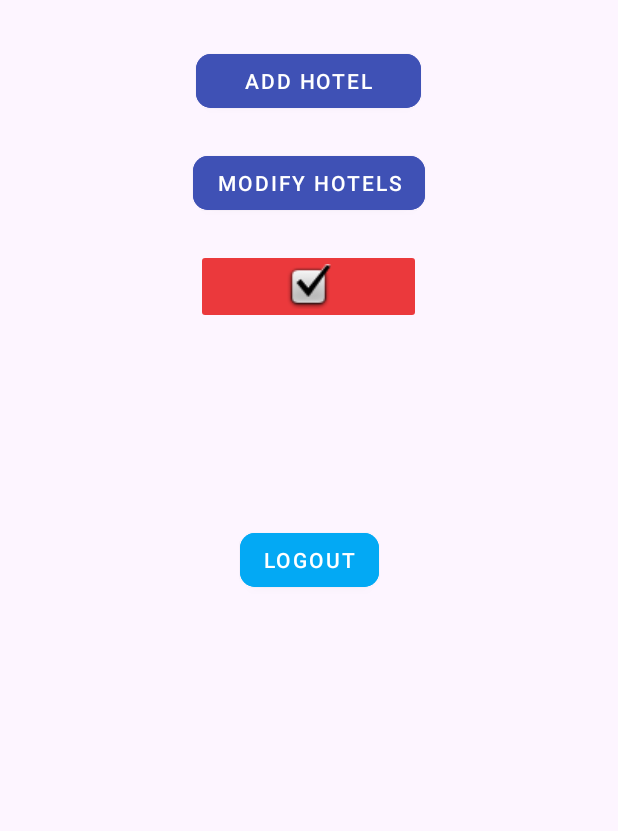
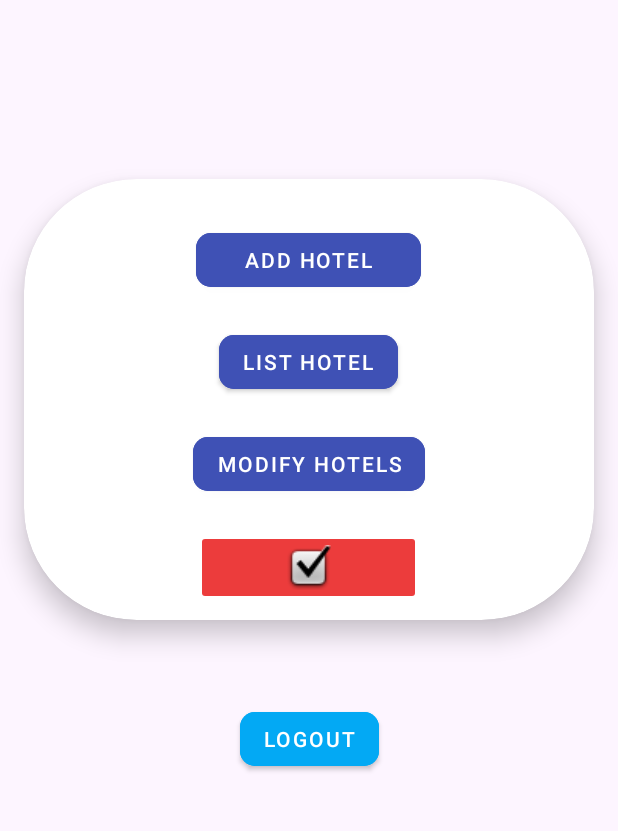
Before and after one commit to DarkseidAM/CheapStays, an Android app: the AdminStartUpFragment screen opened directly, with no data from a screen before it, on a phone screen of 412 x 824 dp, the part 378-1209 px from its top. Run offline under Robolectric (Android 15) with nearby library versions, the phone set to English and light mode, and no system bars; our stand-ins replace Firebase (no records; nobody signed in at launch, a user with empty details on screens opened directly); Roboto replaces fonts that are not available here; 1 statement that could not run was skipped.

```diff
--- a/app/src/main/java/com/cg/cheapstays/view/admin/AdminStartUpFragment.kt
+++ b/app/src/main/java/com/cg/cheapstays/view/admin/AdminStartUpFragment.kt
@@ -9,7 +9,13 @@ import android.view.ViewGroup
 import androidx.appcompat.app.AppCompatActivity
 import com.cg.cheapstays.R
 import com.cg.cheapstays.view.StartUpActivity
+import com.cg.cheapstays.view.USER_TYPE
+import com.cg.cheapstays.view.ui.home.HotelsFragment
 import com.google.firebase.auth.FirebaseAuth
+import com.google.firebase.database.DataSnapshot
+import com.google.firebase.database.DatabaseError
+import com.google.firebase.database.FirebaseDatabase
+import com.google.firebase.database.ValueEventListener
 import kotlinx.android.synthetic.main.fragment_admin_start_up.*
 
 // TODO: Rename parameter arguments, choose names that match
@@ -27,6 +33,7 @@ class AdminStartUpFragment : Fragment() {
     private var param1: String? = null
     private var param2: String? = null
     lateinit var fAuth : FirebaseAuth
+    lateinit var fDatabase : FirebaseDatabase
 
     override fun onCreate(savedInstanceState: Bundle?) {
         super.onCreate(savedInstanceState)
@@ -35,12 +42,22 @@ class AdminStartUpFragment : Fragment() {
             param2 = it.getString(ARG_PARAM2)
         }
         fAuth = FirebaseAuth.getInstance()
+        fDatabase = FirebaseDatabase.getInstance()
     }
 
     override fun onCreateView(
         inflater: LayoutInflater, container: ViewGroup?,
         savedInstanceState: Bundle?
     ): View? {
+        fDatabase.reference.child("users").child(fAuth.currentUser?.uid.toString()).addListenerForSingleValueEvent(object:
+            ValueEventListener {
+            override fun onDataChange(snapshot: DataSnapshot) {
+                USER_TYPE = snapshot.child("userType").value.toString()
+            }
+            override fun onCancelled(error: DatabaseError) {
+                //
+            }
+        })
         // Inflate the layout for this fragment
         return inflater.inflate(R.layout.fragment_admin_start_up, container, false)
     }
@@ -54,7 +71,7 @@ class AdminStartUpFragment : Fragment() {
             //adminCardView.visibility = View.GONE
 
             activity.supportFragmentManager.beginTransaction()
-                .add(R.id.parentAdmin, frag)
+                .replace(R.id.parentAdmin, frag)
                 .addToBackStack(null)
                 .commit()
         }
@@ -62,9 +79,17 @@ class AdminStartUpFragment : Fragment() {
             val frag = ModifyHotelFragment()
 
             activity.supportFragmentManager.beginTransaction()
-                    .add(R.id.parentAdmin, frag)
+                    .replace(R.id.parentAdmin, frag)
                     .addToBackStack(null)
                     .commit()
+        }
+        adminListHotelB.setOnClickListener {
+            val frag = HotelsFragment()
+
+            activity.supportFragmentManager.beginTransaction()
+                .replace(R.id.parentAdmin, frag)
+                .addToBackStack(null)
+                .commit()
         }
         logoutB.setOnClickListener {
             fAuth.signOut()
--- a/app/src/main/java/com/cg/cheapstays/view/ui/home/HomeFragment.kt
+++ b/app/src/main/java/com/cg/cheapstays/view/ui/home/HomeFragment.kt
@@ -6,6 +6,7 @@ import android.util.Log
 import android.view.LayoutInflater
 import android.view.View
 import android.view.ViewGroup
+import android.widget.SearchView
 import android.widget.TextView
 import androidx.fragment.app.Fragment
 import androidx.lifecycle.Observer
@@ -45,5 +46,6 @@ class HomeFragment : Fragment() {
 
 
 
+
     }
 }
--- a/app/src/main/res/layout/fragment_admin_start_up.xml
+++ b/app/src/main/res/layout/fragment_admin_start_up.xml
@@ -39,40 +39,23 @@
         android:layout_width="match_parent"
         android:layout_height="wrap_content"
         android:layout_marginStart="16dp"
+        android:layout_marginTop="64dp"
         android:layout_marginEnd="16dp"
-        android:layout_marginBottom="16dp"
         app:cardBackgroundColor="@color/white"
         app:cardCornerRadius="75dp"
         app:cardElevation="10dp"
-        app:layout_constraintBottom_toBottomOf="parent"
+        app:layout_constraintBottom_toTopOf="@+id/logoutB"
         app:layout_constraintEnd_toEndOf="parent"
+        app:layout_constraintHorizontal_bias="0.5"
         app:layout_constraintStart_toStartOf="parent"
         app:layout_constraintTop_toBottomOf="@+id/textView">
-
-    </androidx.cardview.widget.CardView>
-
-    <Button
-        android:id="@+id/logoutB"
-        android:layout_width="wrap_content"
-        android:layout_height="wrap_content"
-        android:layout_marginBottom="104dp"
-        android:backgroundTint="@color/signBtnBG"
-        android:text="Logout"
-        android:textColor="@color/white"
-        app:cornerRadius="10dp"
-        app:layout_constraintBottom_toBottomOf="parent"
-        app:layout_constraintEnd_toEndOf="parent"
-        app:layout_constraintStart_toStartOf="parent"
-        app:layout_constraintTop_toBottomOf="@+id/adminCardView" />
 
         <LinearLayout
             android:layout_width="match_parent"
             android:layout_height="wrap_content"
             android:layout_margin="10dp"
             android:layout_marginTop="56dp"
-        android:orientation="vertical"
-        app:layout_constraintTop_toBottomOf="@+id/textView"
-        tools:layout_editor_absoluteX="9dp">
+            android:orientation="vertical">
 
             <Button
                 android:id="@+id/adminAddHotelB"
@@ -82,6 +65,17 @@
                 android:layout_marginTop="20dp"
                 android:backgroundTint="@color/fbBG"
                 android:text="Add Hotel"
+                android:textColor="@color/white"
+                app:cornerRadius="10dp" />
+
+            <Button
+                android:id="@+id/adminListHotelB"
+                android:layout_width="wrap_content"
+                android:layout_height="wrap_content"
+                android:layout_gravity="center"
+                android:layout_marginTop="20dp"
+                android:backgroundTint="@color/fbBG"
+                android:text="List Hotel"
                 android:textColor="@color/white"
                 app:cornerRadius="10dp" />
 
@@ -105,4 +99,21 @@
                 android:scaleType="fitCenter"
                 app:srcCompat="@android:drawable/checkbox_on_background" />
         </LinearLayout>
+
+    </androidx.cardview.widget.CardView>
+
+    <Button
+        android:id="@+id/logoutB"
+        android:layout_width="wrap_content"
+        android:layout_height="wrap_content"
+        android:backgroundTint="@color/signBtnBG"
+        android:text="Logout"
+        android:textColor="@color/white"
+        app:cornerRadius="10dp"
+        app:layout_constraintBottom_toBottomOf="parent"
+        app:layout_constraintEnd_toEndOf="parent"
+        app:layout_constraintHorizontal_bias="0.5"
+        app:layout_constraintStart_toStartOf="parent"
+        app:layout_constraintTop_toBottomOf="@+id/adminCardView" />
+
 </androidx.constraintlayout.widget.ConstraintLayout>
```
Also changed, not shown: app/src/main/java/com/cg/cheapstays/view/UserActivity.kt (+20 -0 lines), app/src/main/java/com/cg/cheapstays/view/ui/home/HotelsFragment.kt (+48 -4 lines), app/src/main/java/com/cg/cheapstays/view/ui/home/MyHotelsRecyclerViewAdapter.kt (+14 -2 lines), app/src/main/res/layout/fragment_home.xml (+3 -5 lines). Lines whose indentation alone changed are shown as unchanged.
